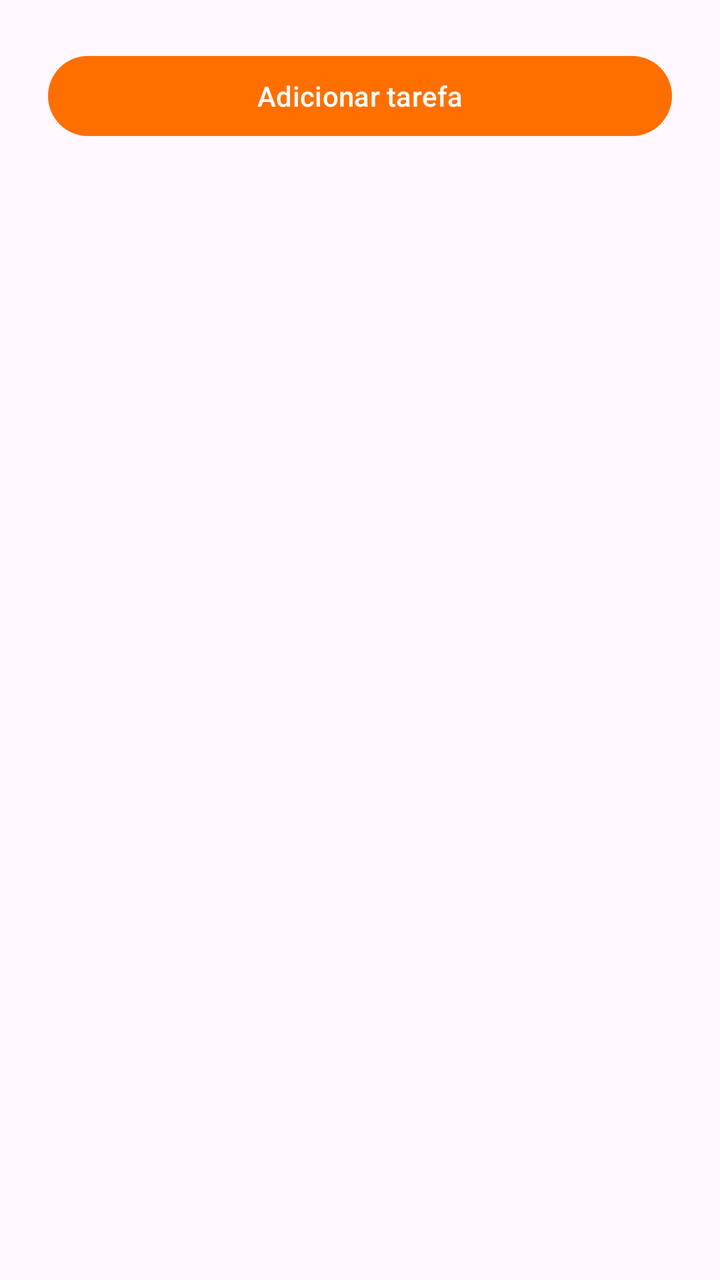
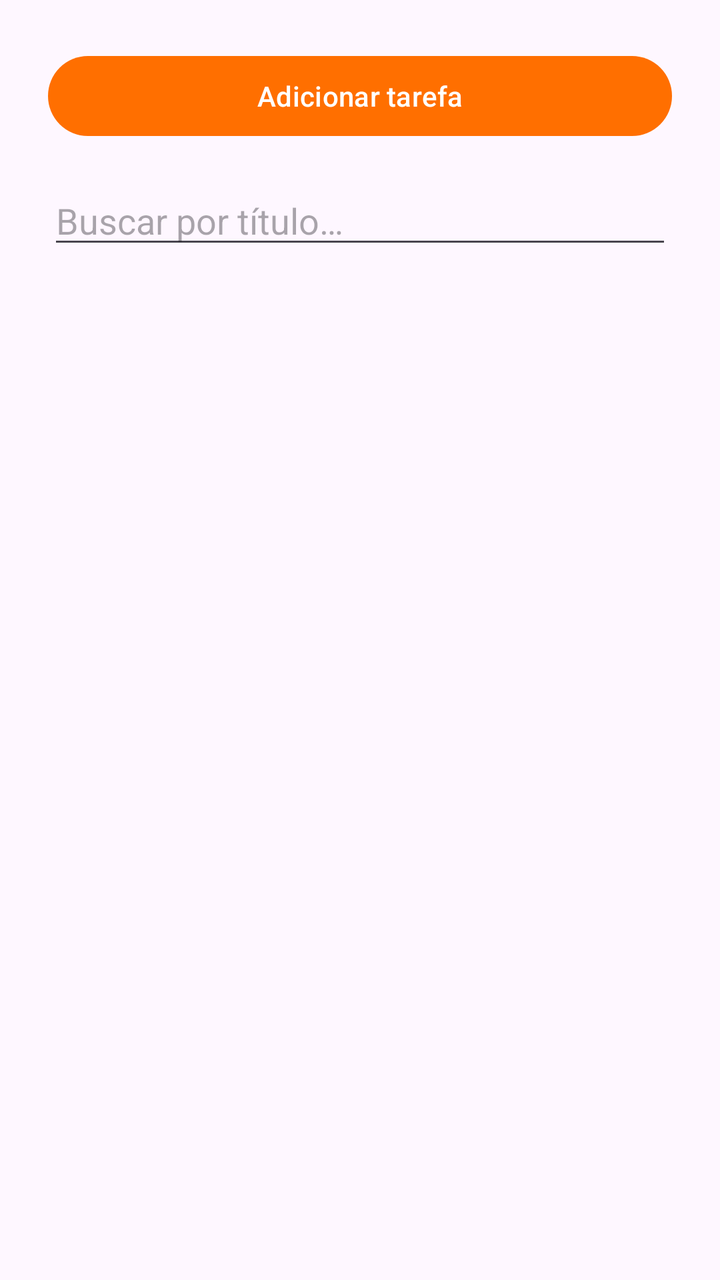

Two renders of the same Android screen: before a commit and after it. Below are the layout's source before the change and the commit's diff.
<!-- AndroidManifest.xml: application theme Theme.FocusZone -->
<!-- res/layout/activity_tarefas.xml -->
<?xml version="1.0" encoding="utf-8"?>
<androidx.constraintlayout.widget.ConstraintLayout xmlns:android="http://schemas.android.com/apk/res/android"
    xmlns:app="http://schemas.android.com/apk/res-auto"
    android:layout_width="match_parent"
    android:layout_height="match_parent"
    android:padding="24dp">

    <com.google.android.material.button.MaterialButton
        android:id="@+id/adicionarTarefaButton"
        android:layout_width="match_parent"
        android:layout_height="wrap_content"
        android:text="@string/btn_adicionar_tarefa"
        app:layout_constraintTop_toTopOf="parent"
        app:layout_constraintStart_toStartOf="parent"
        app:layout_constraintEnd_toEndOf="parent"/>

    <androidx.recyclerview.widget.RecyclerView
        android:id="@+id/tarefasRecyclerView"
        android:layout_width="0dp"
        android:layout_height="0dp"
        app:layout_constraintTop_toBottomOf="@id/adicionarTarefaButton"
        app:layout_constraintBottom_toBottomOf="parent"
        app:layout_constraintStart_toStartOf="parent"
        app:layout_constraintEnd_toEndOf="parent"
        android:layout_marginTop="16dp"/>

</androidx.constraintlayout.widget.ConstraintLayout>
<!-- resources referenced by this layout -->
<resources>
  <string name="btn_adicionar_tarefa">Adicionar tarefa</string>
  <style name="Theme.FocusZone" parent="Base.Theme.FocusZone" />
  <style name="Base.Theme.FocusZone" parent="Theme.Material3.DayNight.NoActionBar">
          
          <item name="colorPrimary">@color/focusPrimary</item>
      </style>
  <color name="focusPrimary">#FF6F00</color>
</resources>

<!-- the commit's change to res/layout/activity_tarefas.xml (unified diff, before → after) -->
@@ -1,6 +1,7 @@
 <?xml version="1.0" encoding="utf-8"?>
 <androidx.constraintlayout.widget.ConstraintLayout xmlns:android="http://schemas.android.com/apk/res/android"
     xmlns:app="http://schemas.android.com/apk/res-auto"
+    xmlns:tools="http://schemas.android.com/tools"
     android:layout_width="match_parent"
     android:layout_height="match_parent"
     android:padding="24dp">
@@ -9,16 +10,29 @@
         android:id="@+id/adicionarTarefaButton"
         android:layout_width="match_parent"
         android:layout_height="wrap_content"
+        android:layout_marginBottom="12dp"
         android:text="@string/btn_adicionar_tarefa"
         app:layout_constraintTop_toTopOf="parent"
         app:layout_constraintStart_toStartOf="parent"
         app:layout_constraintEnd_toEndOf="parent"/>
 
+    
+    <androidx.appcompat.widget.AppCompatEditText
+        android:id="@+id/editTextInput"
+        android:layout_width="0dp"
+        android:hint="@string/buscar_titulo"
+        app:layout_constraintStart_toStartOf="parent"
+        app:layout_constraintEnd_toEndOf="parent"
+        android:layout_marginTop="16dp"
+        android:layout_height="wrap_content"
+        app:layout_constraintTop_toBottomOf="@id/adicionarTarefaButton"
+        tools:layout_editor_absoluteX="24dp" />
+
     <androidx.recyclerview.widget.RecyclerView
         android:id="@+id/tarefasRecyclerView"
         android:layout_width="0dp"
         android:layout_height="0dp"
-        app:layout_constraintTop_toBottomOf="@id/adicionarTarefaButton"
+        app:layout_constraintTop_toBottomOf="@id/editTextInput"
         app:layout_constraintBottom_toBottomOf="parent"
         app:layout_constraintStart_toStartOf="parent"
         app:layout_constraintEnd_toEndOf="parent"
<!-- resource entries referenced after the edit -->
@@ -1,6 +1,7 @@
 <!-- resources referenced by this layout -->
 <resources>
   <string name="btn_adicionar_tarefa">Adicionar tarefa</string>
+  <string name="buscar_titulo">Buscar por título…</string>
   <style name="Theme.FocusZone" parent="Base.Theme.FocusZone" />
   <style name="Base.Theme.FocusZone" parent="Theme.Material3.DayNight.NoActionBar">
           
